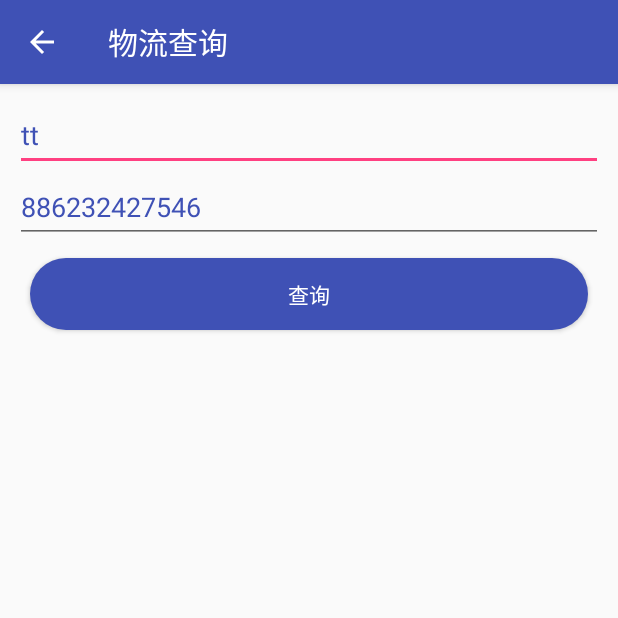
After one commit to lxm-1990/lifeAsistance, an Android app: the CourierActivity screen opened directly, with no data from a screen before it, on a phone screen of 412 x 824 dp, the top half of it. The commit adds this screen. Run offline under Robolectric (Android 15) with nearby library versions, the light colour scheme and no system bars; libraries missing offline, so code that uses them is left out: com.kymjs.rxvolley; Roboto replaces fonts that are not available here.

Commit message:
物流查询功能完成

```diff
--- /dev/null
+++ b/app/src/main/java/com/lxm/smartbutler/ui/CourierActivity.java
@@ -0,0 +1,82 @@
+package com.lxm.smartbutler.ui;
+
+import android.support.v7.app.AppCompatActivity;
+import android.os.Bundle;
+import android.text.TextUtils;
+import android.view.View;
+import android.widget.Button;
+import android.widget.EditText;
+import android.widget.ListView;
+import android.widget.Toast;
+
+import com.google.gson.Gson;
+import com.kymjs.rxvolley.RxVolley;
+import com.kymjs.rxvolley.client.HttpCallback;
+import com.lxm.smartbutler.MainActivity;
+import com.lxm.smartbutler.R;
+import com.lxm.smartbutler.adapter.CourierAdapter;
+import com.lxm.smartbutler.entity.CourierData;
+import com.lxm.smartbutler.utils.StaticClass;
+
+import java.util.ArrayList;
+import java.util.Collections;
+import java.util.List;
+
+public class CourierActivity extends BaseActivity {
+
+    private EditText et_com,et_no;
+    private Button btn_query;
+    private ListView listView;
+    private List<CourierData.CourierItem> mList = new ArrayList<>();
+    @Override
+    protected void onCreate(Bundle savedInstanceState) {
+        super.onCreate(savedInstanceState);
+        setContentView(R.layout.activity_courier);
+
+        initView();
+    }
+
+    private void initView() {
+        et_com = (EditText) findViewById(R.id.et_com);
+        et_no = (EditText) findViewById(R.id.et_no);
+        et_com.setText("tt");
+        et_no.setText("886232427546");
+        btn_query = (Button) findViewById(R.id.btn_query);
+        btn_query.setOnClickListener(new View.OnClickListener() {
+            @Override
+            public void onClick(View view) {
+                //查询数据
+                String com = et_com.getText().toString();
+                String no = et_no.getText().toString();
+                if (TextUtils.isEmpty(com) || TextUtils.isEmpty(no)) {
+                    Toast.makeText(CourierActivity.this,"输入框不能为空",Toast.LENGTH_SHORT).show();
+                    return;
+                }
+                String url = "http://v.juhe.cn/exp/index?key="
+                        + StaticClass.COURIER_KEY + "&com=" + com + "&no= " + no;
+                RxVolley.get(url, new HttpCallback() {
+                    @Override
+                    public void onSuccess(String t) {
+                        super.onSuccess(t);
+                        parseJson(t);
+                    }
+                });
+
+            }
+        });
+        listView = (ListView) findViewById(R.id.list_courier);
+    }
+
+    private void parseJson(String json) {
+        Gson gson = new Gson();
+        CourierData data = gson.fromJson(json, CourierData.class);
+        if (data != null && data.getError_code() == 0 && data.getResultcode().equals("200")) {
+            listView.setVisibility(View.VISIBLE);
+            mList = data.getResult().getList();
+            Collections.reverse(mList);
+            CourierAdapter adapter = new CourierAdapter(this,mList);
+            listView.setAdapter(adapter);
+        }
+    }
+
+}
--- a/app/src/main/java/com/lxm/smartbutler/utils/StaticClass.java
+++ b/app/src/main/java/com/lxm/smartbutler/utils/StaticClass.java
@@ -12,4 +12,6 @@ public class StaticClass {
     public static final String APPID = "54df0e5eb2";
     //Bmob的appID
     public static final String BMOB_APPID = "5bfdf8c9a7ca11bd0321b73a5970d000";
+    //聚合数据--常用快递key
+    public static final String COURIER_KEY = "10228c8f52958b8c9ccf40d41f92b1b4";
 }
--- /dev/null
+++ b/app/src/main/res/layout/activity_courier.xml
@@ -0,0 +1,37 @@
+<?xml version="1.0" encoding="utf-8"?>
+<LinearLayout xmlns:android="http://schemas.android.com/apk/res/android"
+    xmlns:tools="http://schemas.android.com/tools"
+    android:id="@+id/activity_courier"
+    android:layout_width="match_parent"
+    android:layout_height="match_parent"
+    android:orientation="vertical"
+    android:padding="10dp"
+    tools:context="com.lxm.smartbutler.ui.CourierActivity">
+
+    <EditText
+        android:id="@+id/et_com"
+        android:hint="快递公司"
+        android:layout_width="match_parent"
+        android:layout_height="wrap_content"
+        android:textColor="@color/colorPrimary"/>
+    <EditText
+        android:id="@+id/et_no"
+        android:hint="快递单号"
+        android:layout_width="match_parent"
+        android:layout_height="wrap_content"
+        android:textColor="@color/colorPrimary"/>
+    <Button
+        android:id="@+id/btn_query"
+        android:layout_width="match_parent"
+        android:layout_height="wrap_content"
+        android:layout_margin="10dp"
+        android:background="@drawable/button_bg"
+        android:text="查询"
+        android:textColor="@android:color/white"/>
+    <ListView
+        android:id="@+id/list_courier"
+        android:layout_width="match_parent"
+        android:layout_height="0dp"
+        android:layout_weight="1"
+        android:visibility="gone"/>
+</LinearLayout>
--- a/app/src/main/res/layout/fragment_user.xml
+++ b/app/src/main/res/layout/fragment_user.xml
@@ -142,7 +142,8 @@
             android:layout_height="wrap_content"
             android:layout_margin="15dp"
             android:text="物流查询"
-            android:textSize="20dp"/>
+            android:textSize="20dp"
+            android:clickable="true"/>
 
         <View
             android:layout_width="match_parent"
@@ -158,7 +159,8 @@
             android:layout_height="wrap_content"
             android:layout_margin="15dp"
             android:text="归属地查询"
-            android:textSize="20dp"/>
+            android:textSize="20dp"
+            android:clickable="true"/>
 
         <View
             android:layout_width="match_parent"
```
Also changed, not shown: app/build.gradle (+8 -3 lines), app/src/main/AndroidManifest.xml (+13 -8 lines), app/src/main/java/com/lxm/smartbutler/adapter/CourierAdapter.java (added, +70 -0 lines), app/src/main/java/com/lxm/smartbutler/entity/CourierData.java (added, +114 -0 lines), app/src/main/java/com/lxm/smartbutler/fragment/UserFragment.java (+9 -0 lines), app/src/main/res/layout/courier_item.xml (added, +63 -0 lines).
